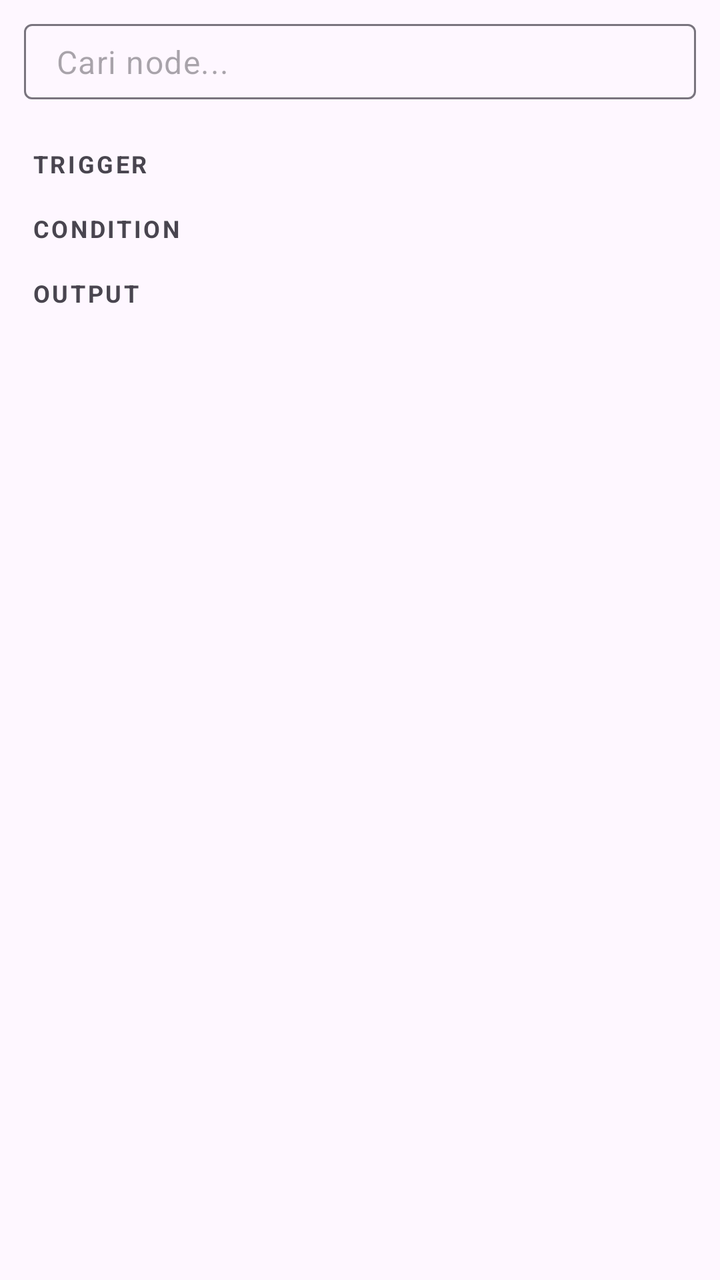
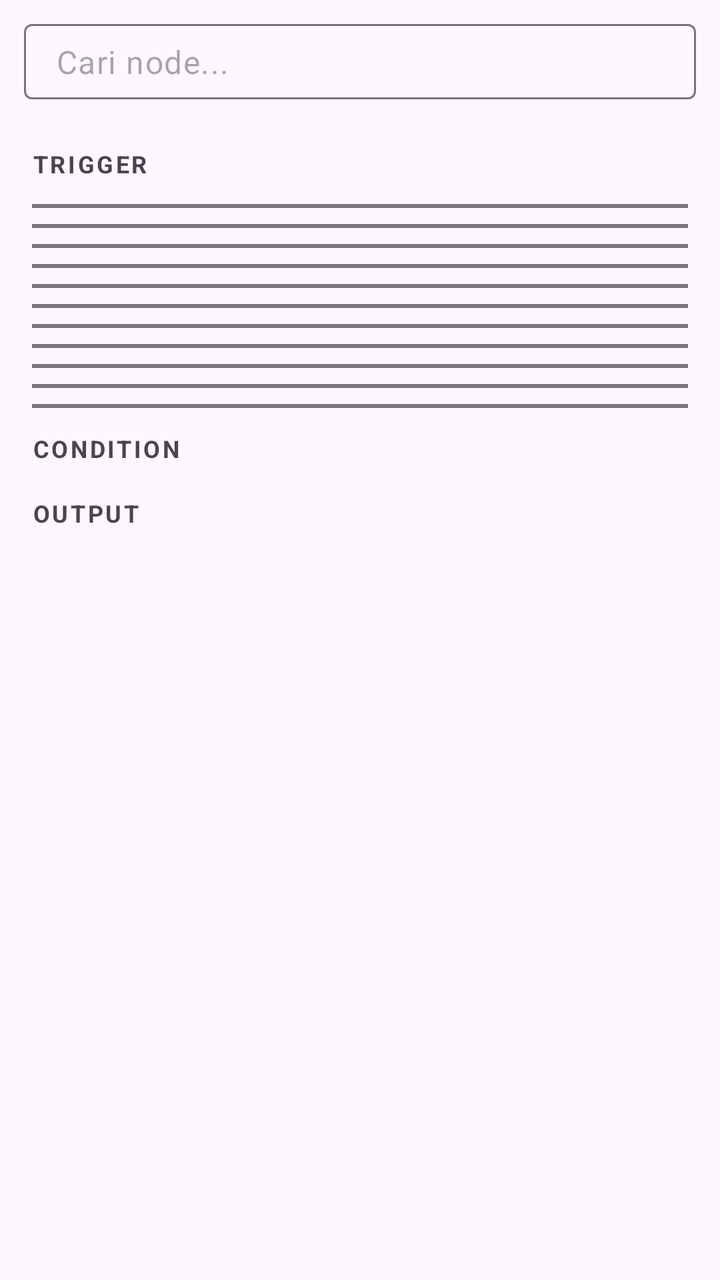

The first picture is an Android layout as it rendered before a commit; the second is the same layout after the commit. The layout source and the unified diff follow.
<!-- AndroidManifest.xml: application theme AppTheme -->
<!-- res/layout/panel_nodes.xml -->
<?xml version="1.0" encoding="utf-8"?>
<ScrollView xmlns:android="http://schemas.android.com/apk/res/android"
  xmlns:app="http://schemas.android.com/apk/res-auto"
  android:layout_width="match_parent"
  android:layout_height="match_parent"
  android:fillViewport="true">

  <LinearLayout
    android:layout_width="match_parent"
    android:layout_height="wrap_content"
    android:orientation="vertical"
    android:background="?attr/colorSurface">

    <com.google.android.material.textfield.TextInputLayout
      android:id="@+id/search_layout"
      android:layout_width="match_parent"
      android:layout_height="wrap_content"
      android:layout_margin="12dp"
      style="@style/Widget.Material3.TextInputLayout.OutlinedBox"
      app:endIconMode="clear_text"
      app:endIconDrawable="@drawable/ic_delete"
      app:hintEnabled="false">

      <com.google.android.material.textfield.TextInputEditText
        android:id="@+id/search_input"
        android:layout_width="match_parent"
        android:layout_height="wrap_content"
        android:hint="Cari node..."
        android:inputType="text"
        android:fontFamily="sans-serif"
        android:paddingVertical="8dp" />

    </com.google.android.material.textfield.TextInputLayout>

    <TextView
      android:id="@+id/section_trigger"
      android:layout_width="match_parent"
      android:layout_height="wrap_content"
      android:paddingHorizontal="16dp"
      android:paddingTop="12dp"
      android:paddingBottom="4dp"
      android:text="TRIGGER"
      android:textSize="12sp"
      android:textStyle="bold"
      android:textColor="?attr/colorOnSurfaceVariant"
      android:letterSpacing="0.1" />

    <androidx.recyclerview.widget.RecyclerView
      android:id="@+id/rv_triggers"
      android:layout_width="match_parent"
      android:layout_height="wrap_content"
      android:nestedScrollingEnabled="false"
      app:layoutManager="androidx.recyclerview.widget.LinearLayoutManager" />

    <TextView
      android:id="@+id/sub_tg"
      android:layout_width="match_parent"
      android:layout_height="wrap_content"
      android:paddingHorizontal="16dp"
      android:paddingTop="12dp"
      android:paddingBottom="4dp"
      android:text="TELEGRAM"
      android:textSize="12sp"
      android:textStyle="bold"
      android:textColor="?attr/colorOnSurfaceVariant"
      android:letterSpacing="0.1"
      android:visibility="gone" />

    <androidx.recyclerview.widget.RecyclerView
      android:id="@+id/rv_actions_tg"
      android:layout_width="match_parent"
      android:layout_height="wrap_content"
      android:nestedScrollingEnabled="false"
      app:layoutManager="androidx.recyclerview.widget.LinearLayoutManager" />

    <TextView
      android:id="@+id/sub_ai"
      android:layout_width="match_parent"
      android:layout_height="wrap_content"
      android:paddingHorizontal="16dp"
      android:paddingTop="12dp"
      android:paddingBottom="4dp"
      android:text="AI"
      android:textSize="12sp"
      android:textStyle="bold"
      android:textColor="?attr/colorOnSurfaceVariant"
      android:letterSpacing="0.1"
      android:visibility="gone" />

    <androidx.recyclerview.widget.RecyclerView
      android:id="@+id/rv_actions_ai"
      android:layout_width="match_parent"
      android:layout_height="wrap_content"
      android:nestedScrollingEnabled="false"
      app:layoutManager="androidx.recyclerview.widget.LinearLayoutManager" />

    <TextView
      android:id="@+id/sub_math"
      android:layout_width="match_parent"
      android:layout_height="wrap_content"
      android:paddingHorizontal="16dp"
      android:paddingTop="12dp"
      android:paddingBottom="4dp"
      android:text="MATH"
      android:textSize="12sp"
      android:textStyle="bold"
      android:textColor="?attr/colorOnSurfaceVariant"
      android:letterSpacing="0.1"
      android:visibility="gone" />

    <androidx.recyclerview.widget.RecyclerView
      android:id="@+id/rv_actions_math"
      android:layout_width="match_parent"
      android:layout_height="wrap_content"
      android:nestedScrollingEnabled="false"
      app:layoutManager="androidx.recyclerview.widget.LinearLayoutManager" />

    <TextView
      android:id="@+id/sub_text"
      android:layout_width="match_parent"
      android:layout_height="wrap_content"
      android:paddingHorizontal="16dp"
      android:paddingTop="12dp"
      android:paddingBottom="4dp"
      android:text="TEXT"
      android:textSize="12sp"
      android:textStyle="bold"
      android:textColor="?attr/colorOnSurfaceVariant"
      android:letterSpacing="0.1"
      android:visibility="gone" />

    <androidx.recyclerview.widget.RecyclerView
      android:id="@+id/rv_actions_text"
      android:layout_width="match_parent"
      android:layout_height="wrap_content"
      android:nestedScrollingEnabled="false"
      app:layoutManager="androidx.recyclerview.widget.LinearLayoutManager" />

    <TextView
      android:id="@+id/sub_vars"
      android:layout_width="match_parent"
      android:layout_height="wrap_content"
      android:paddingHorizontal="16dp"
      android:paddingTop="12dp"
      android:paddingBottom="4dp"
      android:text="VARIABLES"
      android:textSize="12sp"
      android:textStyle="bold"
      android:textColor="?attr/colorOnSurfaceVariant"
      android:letterSpacing="0.1"
      android:visibility="gone" />

    <androidx.recyclerview.widget.RecyclerView
      android:id="@+id/rv_actions_vars"
      android:layout_width="match_parent"
      android:layout_height="wrap_content"
      android:nestedScrollingEnabled="false"
      app:layoutManager="androidx.recyclerview.widget.LinearLayoutManager" />

    <TextView
      android:id="@+id/sub_flow"
      android:layout_width="match_parent"
      android:layout_height="wrap_content"
      android:paddingHorizontal="16dp"
      android:paddingTop="12dp"
      android:paddingBottom="4dp"
      android:text="FLOW"
      android:textSize="12sp"
      android:textStyle="bold"
      android:textColor="?attr/colorOnSurfaceVariant"
      android:letterSpacing="0.1"
      android:visibility="gone" />

    <androidx.recyclerview.widget.RecyclerView
      android:id="@+id/rv_actions_flow"
      android:layout_width="match_parent"
      android:layout_height="wrap_content"
      android:nestedScrollingEnabled="false"
      app:layoutManager="androidx.recyclerview.widget.LinearLayoutManager" />

    <TextView
      android:id="@+id/sub_phone"
      android:layout_width="match_parent"
      android:layout_height="wrap_content"
      android:paddingHorizontal="16dp"
      android:paddingTop="12dp"
      android:paddingBottom="4dp"
      android:text="PHONE"
      android:textSize="12sp"
      android:textStyle="bold"
      android:textColor="?attr/colorOnSurfaceVariant"
      android:letterSpacing="0.1"
      android:visibility="gone" />

    <androidx.recyclerview.widget.RecyclerView
      android:id="@+id/rv_actions_phone"
      android:layout_width="match_parent"
      android:layout_height="wrap_content"
      android:nestedScrollingEnabled="false"
      app:layoutManager="androidx.recyclerview.widget.LinearLayoutManager" />

    <TextView
      android:id="@+id/sub_list"
      android:layout_width="match_parent"
      android:layout_height="wrap_content"
      android:paddingHorizontal="16dp"
      android:paddingTop="12dp"
      android:paddingBottom="4dp"
      android:text="LIST"
      android:textSize="12sp"
      android:textStyle="bold"
      android:textColor="?attr/colorOnSurfaceVariant"
      android:letterSpacing="0.1"
      android:visibility="gone" />

    <androidx.recyclerview.widget.RecyclerView
      android:id="@+id/rv_actions_list"
      android:layout_width="match_parent"
      android:layout_height="wrap_content"
      android:nestedScrollingEnabled="false"
      app:layoutManager="androidx.recyclerview.widget.LinearLayoutManager" />

    <TextView
      android:id="@+id/sub_op"
      android:layout_width="match_parent"
      android:layout_height="wrap_content"
      android:paddingHorizontal="16dp"
      android:paddingTop="12dp"
      android:paddingBottom="4dp"
      android:text="OPERATOR"
      android:textSize="12sp"
      android:textStyle="bold"
      android:textColor="?attr/colorOnSurfaceVariant"
      android:letterSpacing="0.1"
      android:visibility="gone" />

    <androidx.recyclerview.widget.RecyclerView
      android:id="@+id/rv_actions_op"
      android:layout_width="match_parent"
      android:layout_height="wrap_content"
      android:nestedScrollingEnabled="false"
      app:layoutManager="androidx.recyclerview.widget.LinearLayoutManager" />

    <TextView
      android:id="@+id/sub_file"
      android:layout_width="match_parent"
      android:layout_height="wrap_content"
      android:paddingHorizontal="16dp"
      android:paddingTop="12dp"
      android:paddingBottom="4dp"
      android:text="FILE"
      android:textSize="12sp"
      android:textStyle="bold"
      android:textColor="?attr/colorOnSurfaceVariant"
      android:letterSpacing="0.1"
      android:visibility="gone" />

    <androidx.recyclerview.widget.RecyclerView
      android:id="@+id/rv_actions_file"
      android:layout_width="match_parent"
      android:layout_height="wrap_content"
      android:nestedScrollingEnabled="false"
      app:layoutManager="androidx.recyclerview.widget.LinearLayoutManager" />

    <TextView
      android:id="@+id/sub_http"
      android:layout_width="match_parent"
      android:layout_height="wrap_content"
      android:paddingHorizontal="16dp"
      android:paddingTop="12dp"
      android:paddingBottom="4dp"
      android:text="HTTP"
      android:textSize="12sp"
      android:textStyle="bold"
      android:textColor="?attr/colorOnSurfaceVariant"
      android:letterSpacing="0.1"
      android:visibility="gone" />

    <androidx.recyclerview.widget.RecyclerView
      android:id="@+id/rv_actions_http"
      android:layout_width="match_parent"
      android:layout_height="wrap_content"
      android:nestedScrollingEnabled="false"
      app:layoutManager="androidx.recyclerview.widget.LinearLayoutManager" />

    <TextView
      android:id="@+id/section_condition"
      android:layout_width="match_parent"
      android:layout_height="wrap_content"
      android:paddingHorizontal="16dp"
      android:paddingTop="12dp"
      android:paddingBottom="4dp"
      android:text="CONDITION"
      android:textSize="12sp"
      android:textStyle="bold"
      android:textColor="?attr/colorOnSurfaceVariant"
      android:letterSpacing="0.1" />

    <androidx.recyclerview.widget.RecyclerView
      android:id="@+id/rv_conditions"
      android:layout_width="match_parent"
      android:layout_height="wrap_content"
      android:nestedScrollingEnabled="false"
      app:layoutManager="androidx.recyclerview.widget.LinearLayoutManager" />

    <TextView
      android:id="@+id/section_output"
      android:layout_width="match_parent"
      android:layout_height="wrap_content"
      android:paddingHorizontal="16dp"
      android:paddingTop="12dp"
      android:paddingBottom="4dp"
      android:text="OUTPUT"
      android:textSize="12sp"
      android:textStyle="bold"
      android:textColor="?attr/colorOnSurfaceVariant"
      android:letterSpacing="0.1" />

    <androidx.recyclerview.widget.RecyclerView
      android:id="@+id/rv_outputs"
      android:layout_width="match_parent"
      android:layout_height="wrap_content"
      android:nestedScrollingEnabled="false"
      app:layoutManager="androidx.recyclerview.widget.LinearLayoutManager" />

  </LinearLayout>

</ScrollView>
<!-- resources referenced by this layout -->
<resources>
  <!-- drawable ic_delete (drawable) -->
  <?xml version="1.0" encoding="utf-8"?>
  <vector xmlns:android="http://schemas.android.com/apk/res/android"
    android:width="24dp" android:height="24dp" android:viewportWidth="24" android:viewportHeight="24">
    <path android:fillColor="#FFFFFF" android:pathData="M6,19c0,1.1 0.9,2 2,2h8c1.1,0 2,-0.9 2,-2V7H6v12zM19,4h-3.5l-1,-1h-5l-1,1H5v2h14V4z" />
  </vector>
  <style name="AppTheme" parent="Theme.Material3.DayNight.NoActionBar">
      <item name="dynamicColorThemeOverlay">@style/ThemeOverlay.Material3.DynamicColors.DayNight</item>
    </style>
</resources>

<!-- the commit's change to res/layout/panel_nodes.xml (unified diff, before → after) -->
@@ -52,6 +52,7 @@
       android:nestedScrollingEnabled="false"
       app:layoutManager="androidx.recyclerview.widget.LinearLayoutManager" />
 
+    <include layout="@layout/sub_header" android:id="@+id/sub_tg_inc" />
     <TextView
       android:id="@+id/sub_tg"
       android:layout_width="match_parent"
@@ -62,7 +63,7 @@
       android:text="TELEGRAM"
       android:textSize="12sp"
       android:textStyle="bold"
-      android:textColor="?attr/colorOnSurfaceVariant"
+      android:textColor="#FF64B5F6"
       android:letterSpacing="0.1"
       android:visibility="gone" />
 
@@ -73,6 +74,7 @@
       android:nestedScrollingEnabled="false"
       app:layoutManager="androidx.recyclerview.widget.LinearLayoutManager" />
 
+    <include layout="@layout/sub_header" android:id="@+id/sub_ai_inc" />
     <TextView
       android:id="@+id/sub_ai"
       android:layout_width="match_parent"
@@ -80,10 +82,10 @@
       android:paddingHorizontal="16dp"
       android:paddingTop="12dp"
       android:paddingBottom="4dp"
-      android:text="AI"
-      android:textSize="12sp"
-      android:textStyle="bold"
-      android:textColor="?attr/colorOnSurfaceVariant"
+      android:text="AI CHAT"
+      android:textSize="12sp"
+      android:textStyle="bold"
+      android:textColor="#FFCE93D8"
       android:letterSpacing="0.1"
       android:visibility="gone" />
 
@@ -94,6 +96,7 @@
       android:nestedScrollingEnabled="false"
       app:layoutManager="androidx.recyclerview.widget.LinearLayoutManager" />
 
+    <include layout="@layout/sub_header" android:id="@+id/sub_math_inc" />
     <TextView
       android:id="@+id/sub_math"
       android:layout_width="match_parent"
@@ -104,7 +107,7 @@
       android:text="MATH"
       android:textSize="12sp"
       android:textStyle="bold"
-      android:textColor="?attr/colorOnSurfaceVariant"
+      android:textColor="#FF4DB6AC"
       android:letterSpacing="0.1"
       android:visibility="gone" />
 
@@ -115,6 +118,7 @@
       android:nestedScrollingEnabled="false"
       app:layoutManager="androidx.recyclerview.widget.LinearLayoutManager" />
 
+    <include layout="@layout/sub_header" android:id="@+id/sub_text_inc" />
     <TextView
       android:id="@+id/sub_text"
       android:layout_width="match_parent"
@@ -125,7 +129,7 @@
       android:text="TEXT"
       android:textSize="12sp"
       android:textStyle="bold"
-      android:textColor="?attr/colorOnSurfaceVariant"
+      android:textColor="#FF4DD0E1"
       android:letterSpacing="0.1"
       android:visibility="gone" />
 
@@ -136,6 +140,7 @@
       android:nestedScrollingEnabled="false"
       app:layoutManager="androidx.recyclerview.widget.LinearLayoutManager" />
 
+    <include layout="@layout/sub_header" android:id="@+id/sub_vars_inc" />
     <TextView
       android:id="@+id/sub_vars"
       android:layout_width="match_parent"
@@ -146,7 +151,7 @@
       android:text="VARIABLES"
       android:textSize="12sp"
       android:textStyle="bold"
-      android:textColor="?attr/colorOnSurfaceVariant"
+      android:textColor="#FFFFD54F"
       android:letterSpacing="0.1"
       android:visibility="gone" />
 
@@ -157,6 +162,7 @@
       android:nestedScrollingEnabled="false"
       app:layoutManager="androidx.recyclerview.widget.LinearLayoutManager" />
 
+    <include layout="@layout/sub_header" android:id="@+id/sub_flow_inc" />
     <TextView
       android:id="@+id/sub_flow"
       android:layout_width="match_parent"
@@ -167,7 +173,7 @@
       android:text="FLOW"
       android:textSize="12sp"
       android:textStyle="bold"
-      android:textColor="?attr/colorOnSurfaceVariant"
+      android:textColor="#FFFF8A65"
       android:letterSpacing="0.1"
       android:visibility="gone" />
 
@@ -178,6 +184,7 @@
       android:nestedScrollingEnabled="false"
       app:layoutManager="androidx.recyclerview.widget.LinearLayoutManager" />
 
+    <include layout="@layout/sub_header" android:id="@+id/sub_phone_inc" />
     <TextView
       android:id="@+id/sub_phone"
       android:layout_width="match_parent"
@@ -188,7 +195,7 @@
       android:text="PHONE"
       android:textSize="12sp"
       android:textStyle="bold"
-      android:textColor="?attr/colorOnSurfaceVariant"
+      android:textColor="#FF81C784"
       android:letterSpacing="0.1"
       android:visibility="gone" />
 
@@ -199,6 +206,7 @@
       android:nestedScrollingEnabled="false"
       app:layoutManager="androidx.recyclerview.widget.LinearLayoutManager" />
 
+    <include layout="@layout/sub_header" android:id="@+id/sub_list_inc" />
     <TextView
       android:id="@+id/sub_list"
       android:layout_width="match_parent"
@@ -206,10 +214,10 @@
       android:paddingHorizontal="16dp"
       android:paddingTop="12dp"
       android:paddingBottom="4dp"
-      android:text="LIST"
-      android:textSize="12sp"
-      android:textStyle="bold"
-      android:textColor="?attr/colorOnSurfaceVariant"
+      android:text="DATA &amp; LISTS"
+      android:textSize="12sp"
+      android:textStyle="bold"
+      android:textColor="#FF7986CB"
       android:letterSpacing="0.1"
       android:visibility="gone" />
 
@@ -220,6 +228,7 @@
       android:nestedScrollingEnabled="false"
       app:layoutManager="androidx.recyclerview.widget.LinearLayoutManager" />
 
+    <include layout="@layout/sub_header" android:id="@+id/sub_op_inc" />
     <TextView
       android:id="@+id/sub_op"
       android:layout_width="match_parent"
@@ -230,7 +239,7 @@
       android:text="OPERATOR"
       android:textSize="12sp"
       android:textStyle="bold"
-      android:textColor="?attr/colorOnSurfaceVariant"
+      android:textColor="#FF90A4AE"
       android:letterSpacing="0.1"
       android:visibility="gone" />
 
@@ -241,6 +250,7 @@
       android:nestedScrollingEnabled="false"
       app:layoutManager="androidx.recyclerview.widget.LinearLayoutManager" />
 
+    <include layout="@layout/sub_header" android:id="@+id/sub_file_inc" />
     <TextView
       android:id="@+id/sub_file"
       android:layout_width="match_parent"
@@ -251,7 +261,7 @@
       android:text="FILE"
       android:textSize="12sp"
       android:textStyle="bold"
-      android:textColor="?attr/colorOnSurfaceVariant"
+      android:textColor="#FFA1887F"
       android:letterSpacing="0.1"
       android:visibility="gone" />
 
@@ -262,6 +272,7 @@
       android:nestedScrollingEnabled="false"
       app:layoutManager="androidx.recyclerview.widget.LinearLayoutManager" />
 
+    <include layout="@layout/sub_header" android:id="@+id/sub_http_inc" />
     <TextView
       android:id="@+id/sub_http"
       android:layout_width="match_parent"
@@ -272,7 +283,7 @@
       android:text="HTTP"
       android:textSize="12sp"
       android:textStyle="bold"
-      android:textColor="?attr/colorOnSurfaceVariant"
+      android:textColor="#FFE57373"
       android:letterSpacing="0.1"
       android:visibility="gone" />
 
@@ -326,3 +337,11 @@
   </LinearLayout>
 
 </ScrollView>
+<!-- res/layout/sub_header.xml (included above) -->
+<?xml version="1.0" encoding="utf-8"?>
+<View xmlns:android="http://schemas.android.com/apk/res/android"
+  android:layout_width="match_parent"
+  android:layout_height="2dp"
+  android:layout_marginHorizontal="16dp"
+  android:layout_marginTop="8dp"
+  android:background="?attr/colorOutline" />
